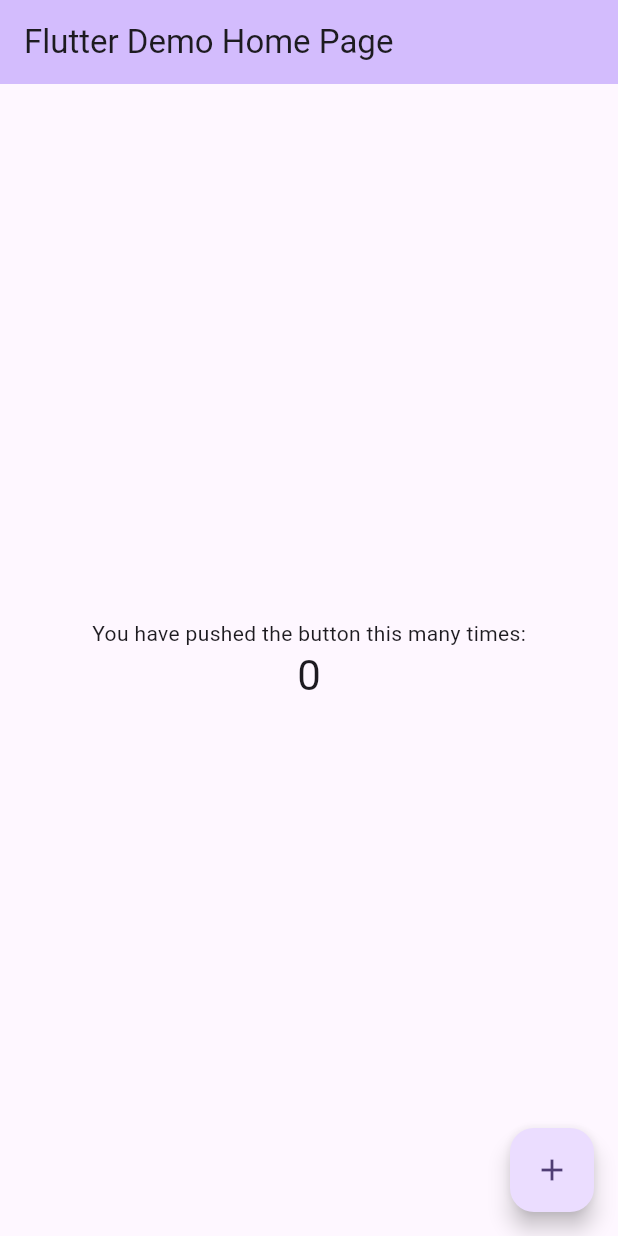
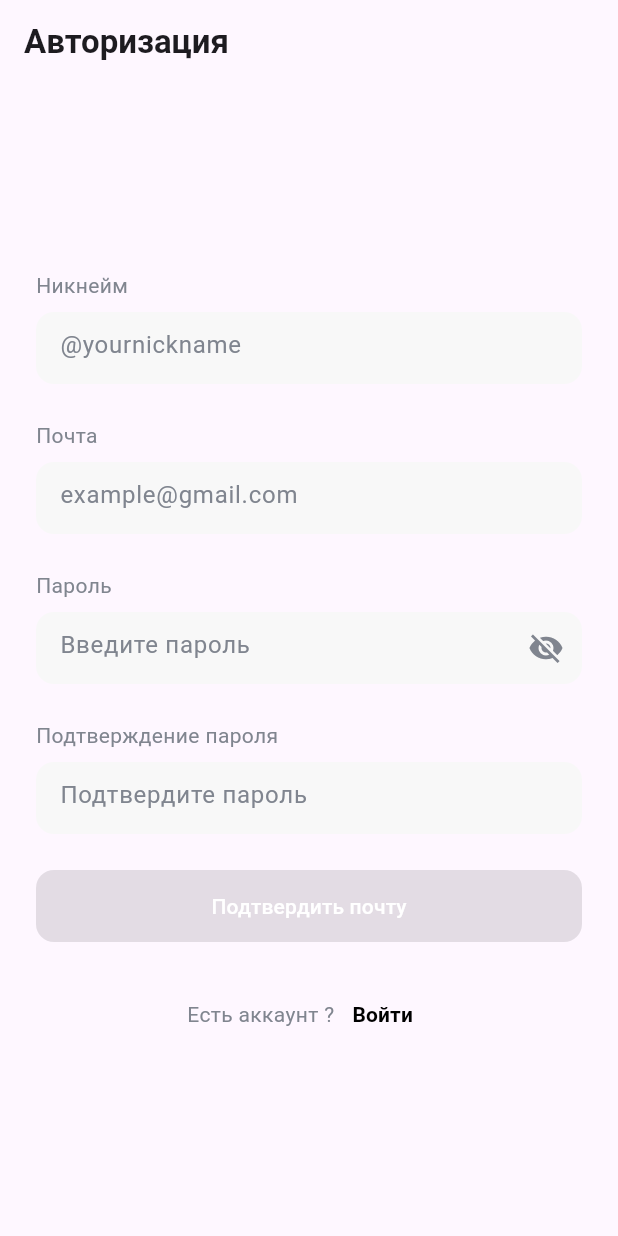
Before and after one commit to mmigur/golem, a Flutter app: the screen it shows after launch, on a phone screen of 412 x 824 dp. Run offline on Flutter 3.47's test engine with Material 3 defaults, Android fonts, the phone set to English and light mode, and no system bars.

Commit message:
<add>: add design sign in screen

```diff
--- /dev/null
+++ b/lib/auth/sign_in_screen.dart
@@ -0,0 +1,312 @@
+import 'package:flutter/material.dart';
+import 'package:golem/auth/sign_up_screen.dart';
+
+class SignInScreen extends StatefulWidget {
+  const SignInScreen({super.key});
+
+  @override
+  _SignInScreenState createState() => _SignInScreenState();
+}
+
+class _SignInScreenState extends State<SignInScreen> {
+  final TextEditingController _emailController = TextEditingController();
+  final TextEditingController _nicknameController = TextEditingController();
+  final TextEditingController _passwordController = TextEditingController();
+  final TextEditingController _confirmPasswordController = TextEditingController();
+  bool _isEmailValid = false;
+  bool _isNicknameValid = false;
+  bool _isPasswordValid = false;
+  bool _isConfirmPasswordValid = false;
+  bool _isPasswordVisible = false;
+
+  @override
+  void initState() {
+    super.initState();
+    _emailController.addListener(_validateEmail);
+    _nicknameController.addListener(_validateNickname);
+    _passwordController.addListener(_validatePassword);
+    _confirmPasswordController.addListener(_validateConfirmPassword);
+  }
+
+  @override
+  void dispose() {
+    _emailController.dispose();
+    _nicknameController.dispose();
+    _passwordController.dispose();
+    _confirmPasswordController.dispose();
+    super.dispose();
+  }
+
+  void _validateEmail() {
+    final email = _emailController.text;
+    final regex = RegExp(r'^[\w-\.]+@([\w-]+\.)+[\w-]{2,4}$');
+    setState(() {
+      _isEmailValid = regex.hasMatch(email);
+    });
+  }
+
+  void _validateNickname() {
+    final nickname = _nicknameController.text;
+    setState(() {
+      _isNicknameValid = nickname.length > 3;
+    });
+  }
+
+  void _validatePassword() {
+    final password = _passwordController.text;
+    final regex = RegExp(r'^(?=.*[A-Za-z])(?=.*\d)(?=.*[@$!%*?&])[A-Za-z\d@$!%*?&]{8,}$');
+    setState(() {
+      _isPasswordValid = regex.hasMatch(password);
+    });
+  }
+
+  void _validateConfirmPassword() {
+    final confirmPassword = _confirmPasswordController.text;
+    setState(() {
+      _isConfirmPasswordValid = confirmPassword == _passwordController.text;
+    });
+  }
+
+  void _togglePasswordVisibility() {
+    setState(() {
+      _isPasswordVisible = !_isPasswordVisible;
+    });
+  }
+
+  @override
+  Widget build(BuildContext context) {
+    return Scaffold(
+      appBar: AppBar(
+        title: const Text(
+          'Авторизация',
+          style: TextStyle(fontWeight: FontWeight.bold),
+        ),
+      ),
+      body: Center(
+        child: Padding(
+          padding: const EdgeInsets.symmetric(horizontal: 24.0),
+          child: Column(
+            mainAxisAlignment: MainAxisAlignment.center,
+            children: [
+              Row(
+                mainAxisAlignment: MainAxisAlignment.start,
+                children: [
+                  const Text(
+                    'Никнейм',
+                    style: TextStyle(color: Color(0xFF80858F)),
+                  )
+                ],
+              ),
+              const SizedBox(height: 8.0),
+              Container(
+                height: 48.0,
+                decoration: BoxDecoration(
+                  color: const Color(0xFFF8F8F8),
+                  borderRadius: BorderRadius.circular(12.0),
+                ),
+                child: TextField(
+                  controller: _nicknameController,
+                  decoration: InputDecoration(
+                    hintText: '@yournickname',
+                    contentPadding: const EdgeInsets.symmetric(horizontal: 16.0, vertical: 14.0),
+                    border: InputBorder.none,
+                    hintStyle: const TextStyle(color: Color(0xFF80858F)),
+                  ),
+                  style: const TextStyle(color: Colors.black),
+                ),
+              ),
+              if (!_isNicknameValid && _nicknameController.text.isNotEmpty)
+                const Padding(
+                  padding: EdgeInsets.only(top: 8.0),
+                  child: Row(
+                    mainAxisAlignment: MainAxisAlignment.start,
+                    children: [
+                      Text(
+                        'Никнейм должен быть более 3 символов',
+                        style: TextStyle(color: Colors.red),
+                      )
+                    ],
+                  ),
+                ),
+              const SizedBox(height: 24.0),
+              Row(
+                mainAxisAlignment: MainAxisAlignment.start,
+                children: [
+                  const Text(
+                    'Почта',
+                    style: TextStyle(color: Color(0xFF80858F)),
+                  )
+                ],
+              ),
+              const SizedBox(height: 8.0),
+              Container(
+                height: 48.0,
+                decoration: BoxDecoration(
+                  color: const Color(0xFFF8F8F8),
+                  borderRadius: BorderRadius.circular(12.0),
+                ),
+                child: TextField(
+                  controller: _emailController,
+                  decoration: InputDecoration(
+                    hintText: 'example@gmail.com',
+                    contentPadding: const EdgeInsets.symmetric(horizontal: 16.0, vertical: 14.0),
+                    border: InputBorder.none,
+                    hintStyle: const TextStyle(color: Color(0xFF80858F)),
+                  ),
+                  style: const TextStyle(color: Colors.black),
+                ),
+              ),
+              if (!_isEmailValid && _emailController.text.isNotEmpty)
+                const Padding(
+                  padding: EdgeInsets.only(top: 8.0),
+                  child: Row(
+                    mainAxisAlignment: MainAxisAlignment.start,
+                    children: [
+                      Text(
+                        'Введите корректный email',
+                        style: TextStyle(color: Colors.red),
+                      )
+                    ],
+                  ),
+                ),
+              const SizedBox(height: 24.0),
+              Row(
+                mainAxisAlignment: MainAxisAlignment.start,
+                children: [
+                  const Text(
+                    'Пароль',
+                    style: TextStyle(color: Color(0xFF80858F)),
+                  )
+                ],
+              ),
+              const SizedBox(height: 8.0),
+              Container(
+                height: 48.0,
+                decoration: BoxDecoration(
+                  color: const Color(0xFFF8F8F8),
+                  borderRadius: BorderRadius.circular(12.0),
+                ),
+                child: TextField(
+                  controller: _passwordController,
+                  obscureText: !_isPasswordVisible,
+                  decoration: InputDecoration(
+                    hintText: 'Введите пароль',
+                    contentPadding: const EdgeInsets.symmetric(horizontal: 16.0, vertical: 14.0),
+                    border: InputBorder.none,
+                    hintStyle: const TextStyle(color: Color(0xFF80858F)),
+                    suffixIcon: IconButton(
+                      icon: Icon(
+                        _isPasswordVisible ? Icons.visibility : Icons.visibility_off,
+                        color: const Color(0xFF80858F),
+                      ),
+                      onPressed: _togglePasswordVisibility,
+                    ),
+                  ),
+                  style: const TextStyle(color: Colors.black),
+                ),
+              ),
+              if (!_isPasswordValid && _passwordController.text.isNotEmpty)
+                const Padding(
+                  padding: EdgeInsets.only(top: 8.0),
+                  child: Row(
+                    mainAxisAlignment: MainAxisAlignment.start,
+                    children: [
+                      Text(
+                        'Пароль не прошел проверку',
+                        style: TextStyle(color: Colors.red),
+                      )
+                    ],
+                  ),
+                ),
+              const SizedBox(height: 24.0),
+              Row(
+                mainAxisAlignment: MainAxisAlignment.start,
+                children: [
+                  const Text(
+                    'Подтверждение пароля',
+                    style: TextStyle(color: Color(0xFF80858F)),
+                  )
+                ],
+              ),
+              const SizedBox(height: 8.0),
+              Container(
+                height: 48.0,
+                decoration: BoxDecoration(
+                  color: const Color(0xFFF8F8F8),
+                  borderRadius: BorderRadius.circular(12.0),
+                ),
+                child: TextField(
+                  controller: _confirmPasswordController,
+                  obscureText: !_isPasswordVisible,
+                  decoration: InputDecoration(
+                    hintText: 'Подтвердите пароль',
+                    contentPadding: const EdgeInsets.symmetric(horizontal: 16.0, vertical: 14.0),
+                    border: InputBorder.none,
+                    hintStyle: const TextStyle(color: Color(0xFF80858F)),
+                  ),
+                  style: const TextStyle(color: Colors.black),
+                ),
+              ),
+              if (!_isConfirmPasswordValid && _confirmPasswordController.text.isNotEmpty)
+                const Padding(
+                  padding: EdgeInsets.only(top: 8.0),
+                  child: Row(
+                    mainAxisAlignment: MainAxisAlignment.start,
+                    children: [
+                      Text(
+                        'Пароли не совпадают',
+                        style: TextStyle(color: Colors.red),
+                      )
+                    ],
+                  ),
+                ),
+              const SizedBox(height: 24.0),
+              SizedBox(
+                width: double.infinity,
+                height: 48.0,
+                child: ElevatedButton(
+                  onPressed: _isEmailValid && _isNicknameValid && _isPasswordValid && _isConfirmPasswordValid
+                      ? () {
+                    // Действие при нажатии на кнопку подтверждения почты
+                  }
+                      : null,
+                  style: ElevatedButton.styleFrom(
+                    backgroundColor: _isEmailValid && _isNicknameValid && _isPasswordValid && _isConfirmPasswordValid ? Colors.black : const Color(0xFFD9D9D9),
+                    shape: RoundedRectangleBorder(
+                      borderRadius: BorderRadius.circular(12.0),
+                    ),
+                  ),
+                  child: const Text(
+                    'Подтвердить почту',
+                    style: TextStyle(color: Colors.white),
+                  ),
+                ),
+              ),
+              const SizedBox(height: 24.0),
+              Row(
+                mainAxisAlignment: MainAxisAlignment.center,
+                children: [
+                  const Text(
+                    'Есть аккаунт ?',
+                    style: TextStyle(color: Color(0xFF80858F)),
+                  ),
+                  TextButton(
+                    onPressed: () {
+                      Navigator.of(context).pushReplacement(
+                        MaterialPageRoute(builder: (context) => SignUpScreen()),
+                      );
+                    },
+                    child: const Text(
+                      'Войти',
+                      style: TextStyle(color: Colors.black, fontWeight: FontWeight.bold),
+                    ),
+                  ),
+                ],
+              ),
+            ],
+          ),
+        ),
+      ),
+    );
+  }
+}
--- /dev/null
+++ b/lib/auth/sign_up_screen.dart
@@ -0,0 +1,10 @@
+import 'package:flutter/material.dart';
+
+class SignUpScreen extends StatelessWidget {
+  const SignUpScreen({super.key});
+
+  @override
+  Widget build(BuildContext context) {
+    return const Placeholder();
+  }
+}
--- /dev/null
+++ b/lib/home_screen.dart
@@ -0,0 +1,10 @@
+import 'package:flutter/material.dart';
+
+class HomeScreen extends StatelessWidget {
+  const HomeScreen({super.key});
+
+  @override
+  Widget build(BuildContext context) {
+    return const Placeholder();
+  }
+}
--- a/lib/main.dart
+++ b/lib/main.dart
@@ -1,4 +1,5 @@
 import 'package:flutter/material.dart';
+import 'package:golem/splash_screen.dart';
 
 void main() {
   runApp(const MyApp());
@@ -11,115 +12,13 @@ class MyApp extends StatelessWidget {
   @override
   Widget build(BuildContext context) {
     return MaterialApp(
+      debugShowCheckedModeBanner: false,
+      home: SplashScreen(),
       title: 'Flutter Demo',
       theme: ThemeData(
-        // This is the theme of your application.
-        //
-        // TRY THIS: Try running your application with "flutter run". You'll see
-        // the application has a purple toolbar. Then, without quitting the app,
-        // try changing the seedColor in the colorScheme below to Colors.green
-        // and then invoke "hot reload" (save your changes or press the "hot
-        // reload" button in a Flutter-supported IDE, or press "r" if you used
-        // the command line to start the app).
-        //
-        // Notice that the counter didn't reset back to zero; the application
-        // state is not lost during the reload. To reset the state, use hot
-        // restart instead.
-        //
-        // This works for code too, not just values: Most code changes can be
-        // tested with just a hot reload.
         colorScheme: ColorScheme.fromSeed(seedColor: Colors.deepPurple),
         useMaterial3: true,
       ),
-      home: const MyHomePage(title: 'Flutter Demo Home Page'),
     );
   }
 }
-
-class MyHomePage extends StatefulWidget {
-  const MyHomePage({super.key, required this.title});
-
-  // This widget is the home page of your application. It is stateful, meaning
-  // that it has a State object (defined below) that contains fields that affect
-  // how it looks.
-
-  // This class is the configuration for the state. It holds the values (in this
-  // case the title) provided by the parent (in this case the App widget) and
-  // used by the build method of the State. Fields in a Widget subclass are
-  // always marked "final".
-
-  final String title;
-
-  @override
-  State<MyHomePage> createState() => _MyHomePageState();
-}
-
-class _MyHomePageState extends State<MyHomePage> {
-  int _counter = 0;
-
-  void _incrementCounter() {
-    setState(() {
-      // This call to setState tells the Flutter framework that something has
-      // changed in this State, which causes it to rerun the build method below
-      // so that the display can reflect the updated values. If we changed
-      // _counter without calling setState(), then the build method would not be
-      // called again, and so nothing would appear to happen.
-      _counter++;
-    });
-  }
-
-  @override
-  Widget build(BuildContext context) {
-    // This method is rerun every time setState is called, for instance as done
-    // by the _incrementCounter method above.
-    //
-    // The Flutter framework has been optimized to make rerunning build methods
-    // fast, so that you can just rebuild anything that needs updating rather
-    // than having to individually change instances of widgets.
-    return Scaffold(
-      appBar: AppBar(
-        // TRY THIS: Try changing the color here to a specific color (to
-        // Colors.amber, perhaps?) and trigger a hot reload to see the AppBar
-        // change color while the other colors stay the same.
-        backgroundColor: Theme.of(context).colorScheme.inversePrimary,
-        // Here we take the value from the MyHomePage object that was created by
-        // the App.build method, and use it to set our appbar title.
-        title: Text(widget.title),
-      ),
-      body: Center(
-        // Center is a layout widget. It takes a single child and positions it
-        // in the middle of the parent.
-        child: Column(
-          // Column is also a layout widget. It takes a list of children and
-          // arranges them vertically. By default, it sizes itself to fit its
-          // children horizontally, and tries to be as tall as its parent.
-          //
-          // Column has various properties to control how it sizes itself and
-          // how it positions its children. Here we use mainAxisAlignment to
-          // center the children vertically; the main axis here is the vertical
-          // axis because Columns are vertical (the cross axis would be
-          // horizontal).
-          //
-          // TRY THIS: Invoke "debug painting" (choose the "Toggle Debug Paint"
-          // action in the IDE, or press "p" in the console), to see the
-          // wireframe for each widget.
-          mainAxisAlignment: MainAxisAlignment.center,
-          children: <Widget>[
-            const Text(
-              'You have pushed the button this many times:',
-            ),
-            Text(
-              '$_counter',
-              style: Theme.of(context).textTheme.headlineMedium,
-            ),
-          ],
-        ),
-      ),
-      floatingActionButton: FloatingActionButton(
-        onPressed: _incrementCounter,
-        tooltip: 'Increment',
-        child: const Icon(Icons.add),
-      ), // This trailing comma makes auto-formatting nicer for build methods.
-    );
-  }
-}
--- /dev/null
+++ b/lib/splash_screen.dart
@@ -0,0 +1,51 @@
+import 'package:flutter/material.dart';
+import 'package:golem/auth/sign_in_screen.dart';
+
+import 'home_screen.dart';
+
+class SplashScreen extends StatefulWidget {
+  @override
+  _SplashScreenState createState() => _SplashScreenState();
+}
+
+class _SplashScreenState extends State<SplashScreen> {
+  double _opacity = 0.0; // Начальная прозрачность
+
+  @override
+  void initState() {
+    super.initState();
+    // Задержка перед переходом на основной экран
+    Future.delayed(Duration(seconds: 3), () {
+      Navigator.of(context).pushReplacement(
+        MaterialPageRoute(builder: (context) => SignInScreen()),
+      );
+    });
+
+    // Анимация появления
+    Future.delayed(Duration(milliseconds: 500), () {
+      setState(() {
+        _opacity = 1.0; // Полная непрозрачность
+      });
+    });
+  }
+
+  @override
+  Widget build(BuildContext context) {
+    return Scaffold(
+      body: Center(
+        child: AnimatedOpacity(
+          opacity: _opacity,
+          duration: Duration(seconds: 1), // Длительность анимации
+          child: FittedBox(
+            fit: BoxFit.contain,
+            child: SizedBox(
+              width: 250,
+              height: 250,
+              child: Image.asset('assets/splash_screen_logo.png'),
+            ),
+          ),
+        ),
+      ),
+    );
+  }
+}
--- a/pubspec.yaml
+++ b/pubspec.yaml
@@ -57,8 +57,8 @@ flutter:
   # included with your application, so that you can use the icons in
   # the material Icons class.
   uses-material-design: true
-
-  # To add assets to your application, add an assets section, like this:
+  assets:
+    - assets/
   # assets:
   #   - images/a_dot_burr.jpeg
   #   - images/a_dot_ham.jpeg
```
Also changed, not shown: assets/icon_app.svg (added), assets/splash_screen_logo.png (added).
